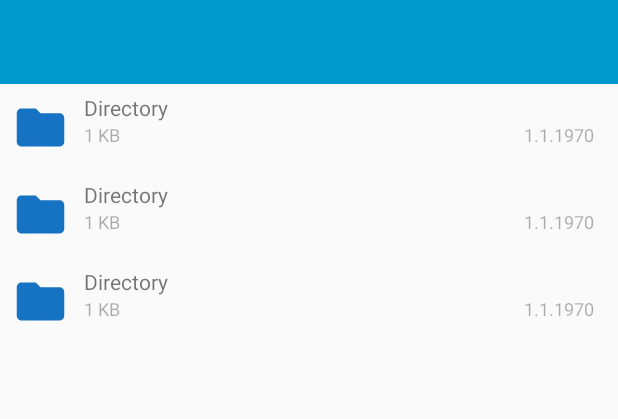
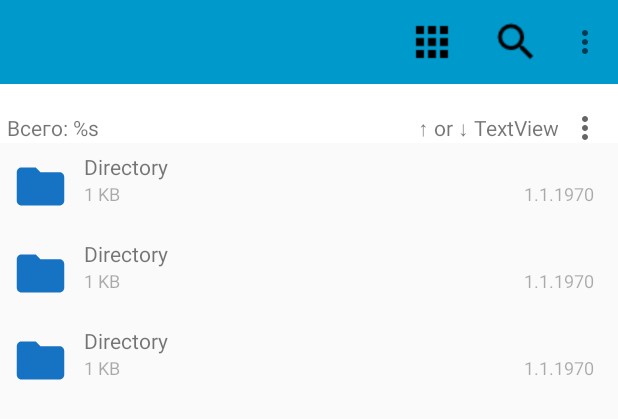
Before and after one commit to Rikki1004/TeleDisk3, an Android app: the layout fragment_list_files.xml on its own in the app's theme, with its tools: preview values and no code run, on a phone screen of 412 x 824 dp. Shown: the top 419 px of the screen. Run offline under Robolectric (Android 15) with nearby library versions, the light colour scheme and no system bars.

Commit message:
start create filters

```diff
--- a/app/src/main/java/com/rikkimikki/teledisk/presentation/main/ListFileViewModel.kt
+++ b/app/src/main/java/com/rikkimikki/teledisk/presentation/main/ListFileViewModel.kt
@@ -52,7 +52,7 @@ class ListFileViewModel(application: Application):AndroidViewModel(application)
     var needPressBackButton = MutableLiveData<Unit>()
 
     val selectedItems = mutableListOf<TdObject>()
-    private lateinit var currentDirectory : TdObject
+    lateinit var currentDirectory : TdObject
 
     private val contentResolver by lazy {
         application.contentResolver
@@ -112,11 +112,9 @@ init {
         viewModelScope.launch { getLocalFilesUseCase(path) }
     }
     fun clickArrow(){
-        val a = currentDirectory
-        val b = currentDirectory.path.substringBeforeLast("/")
-        if (currentDirectory.is_local() && currentDirectory.path != "/storage/emulated/0")
+        if (currentDirectory.is_local() && currentDirectory.path != "/storage/emulated/0" && currentDirectory.name.isNotBlank())
             getLocalFiles(currentDirectory.path.substringBeforeLast("/"))
-        else if (!currentDirectory.is_local() && currentDirectory.path != "/"){
+        else if (!currentDirectory.is_local() && currentDirectory.path != "/" && currentDirectory.name.isNotBlank()){
             var tempPath = currentDirectory.path.substringBeforeLast("/")
             if (tempPath.isBlank()) tempPath = "/"
             getRemoteFiles(currentDirectory.groupID, tempPath)
@@ -124,13 +122,14 @@ init {
 
         else
             needPressBackButton.value = Unit
-        println(""+a+b)
     }
 
     fun getLocalFilesFiltered(filter:FiltersFromType){
+        currentDirectory = TdObject("",PlaceType.Local,FileType.Folder,filter.name)
         viewModelScope.launch { getAllFilteredLocalFilesUseCase(filter) }
     }
     fun getRemoteFilesFiltered(chatId:Long,filter:FiltersFromType){
+        currentDirectory = TdObject("",PlaceType.TeleDisk,FileType.Folder,filter.name, groupID = chatId)
         viewModelScope.launch { getRemoteFilesFiltered(chatId,filter) }
     }
 
--- a/app/src/main/java/com/rikkimikki/teledisk/presentation/main/ListFilesAdapter.kt
+++ b/app/src/main/java/com/rikkimikki/teledisk/presentation/main/ListFilesAdapter.kt
@@ -46,17 +46,10 @@ class ListFilesAdapter (
         field = value
     }
 
-    class ListFilesViewHolder( val binding: FileItemBinding) : RecyclerView.ViewHolder(binding.root)
-
-
     var onFileClickListener: OnFileClickListener? = null
     var onFileLongClickListener: OnFileLongClickListener? = null
 
 
-    /*var RecyclerView.ViewHolder.type: String
-        get() = this.type
-        set(value1:String) = value = value1
-*/
     private inner class View1ViewHolder(itemView: View) :
         RecyclerView.ViewHolder(itemView) {
 
@@ -264,8 +257,4 @@ class ListFilesAdapter (
         }.toMutableList())
     }
 
-    /*companion object{
-        const val MANAGER_LINEAR = "linear"
-        const val MANAGER_GRID = "grig"
-    }*/
 }
--- a/app/src/main/java/com/rikkimikki/teledisk/presentation/main/ListFilesFragment.kt
+++ b/app/src/main/java/com/rikkimikki/teledisk/presentation/main/ListFilesFragment.kt
@@ -173,7 +173,10 @@ class ListFilesFragment : Fragment() {
 
         viewModel.fileScope.observe(viewLifecycleOwner, Observer {
             //adapter.submitList(null)
+            binding.pathTextView.setText(viewModel.currentDirectory.path)
             if (it.isNotEmpty()){
+                val count = it.size + if (it.any { it.name == ".."}) -1 else 0
+                binding.toolBarTextViewCount.setText(requireActivity().getString(R.string.filter_menu_count_items,count.toString()))
                 //binding.searchViewListFiles.setQuery("",false)
                 //binding.searchViewListFiles.setFocusable(false)
                 adapter.submitList(it.toMutableList())
@@ -238,8 +241,11 @@ class ListFilesFragment : Fragment() {
 
     private fun toolBarSettings() {
         val toolbar = binding.toolbar
-        toolbar.inflateMenu(R.menu.files_action_menu)
-        toolbar.inflateMenu(R.menu.files_action_hidden_menu)
+        val infoToolbar = binding.infoToolbar
+        //toolbar.inflateMenu(R.menu.files_action_menu)
+        //toolbar.inflateMenu(R.menu.files_action_hidden_menu)
+        infoToolbar.overflowIcon = requireActivity().getDrawable(R.drawable.arrow_down_drop_circle_outline_custom)
+        //infoToolbar.setOve
         toolbar.setNavigationIcon(R.drawable.ic_arrow_back_black_18dp)
         toolbar.setNavigationOnClickListener { view ->
             viewModel.clickArrow()
--- a/app/src/main/res/layout/fragment_list_files.xml
+++ b/app/src/main/res/layout/fragment_list_files.xml
@@ -16,8 +16,75 @@
         android:background="@android:color/holo_blue_dark"
         android:navigationIcon="@drawable/ic_arrow_back_black_18dp"
         android:orientation="horizontal"
+        app:menu="@menu/files_action_menu"
         tools:title="downloads/">
 
+    </androidx.appcompat.widget.Toolbar>
+
+    <androidx.appcompat.widget.Toolbar
+        android:id="@+id/pathToolbar"
+        android:layout_width="match_parent"
+        android:layout_height="wrap_content"
+        android:background="@android:color/white"
+        android:minHeight="0dp"
+        android:orientation="horizontal"
+        app:contentInsetStart="5dp"
+        app:contentInsetStartWithNavigation="0dp">
+
+        <HorizontalScrollView
+            android:layout_width="match_parent"
+            android:layout_height="match_parent">
+
+            <LinearLayout
+                android:layout_width="wrap_content"
+                android:layout_height="match_parent"
+                android:orientation="horizontal">
+
+                <TextView
+                    android:id="@+id/pathTextView"
+                    android:layout_width="wrap_content"
+                    android:layout_height="match_parent"
+                    android:layout_marginTop="0dp"
+                    android:text="" />
+            </LinearLayout>
+        </HorizontalScrollView>
+
+    </androidx.appcompat.widget.Toolbar>
+
+    <androidx.appcompat.widget.Toolbar
+        android:id="@+id/infoToolbar"
+        android:layout_width="match_parent"
+        android:layout_height="wrap_content"
+        android:background="@android:color/white"
+        android:minHeight="0dp"
+        android:orientation="horizontal"
+        app:contentInsetStart="5dp"
+        app:contentInsetStartWithNavigation="0dp"
+        app:maxButtonHeight="20dp"
+        app:menu="@menu/files_action_hidden_menu">
+
+        <LinearLayout
+            android:layout_width="match_parent"
+            android:layout_height="match_parent"
+            android:gravity="clip_horizontal"
+            android:orientation="horizontal">
+
+            <TextView
+                android:id="@+id/toolBarTextViewCount"
+                android:layout_width="wrap_content"
+                android:layout_height="match_parent"
+                android:layout_marginTop="0dp"
+                android:layout_weight="1"
+                tools:text="@string/filter_menu_count_items" />
+
+            <TextView
+                android:id="@+id/toolBarTextViewFilter"
+                android:layout_width="wrap_content"
+                android:layout_height="wrap_content"
+                android:layout_weight="1"
+                android:gravity="right"
+                tools:text="↑ or ↓ TextView" />
+        </LinearLayout>
     </androidx.appcompat.widget.Toolbar>
 
 
@@ -27,6 +94,7 @@
         android:id="@+id/searchViewListFiles"
         android:iconifiedByDefault="false"/>-->
 
+
     <androidx.recyclerview.widget.RecyclerView
         android:id="@+id/recycleViewListFiles"
         android:layout_width="match_parent"
--- a/app/src/main/res/menu/files_action_hidden_menu.xml
+++ b/app/src/main/res/menu/files_action_hidden_menu.xml
@@ -2,13 +2,19 @@
 <menu xmlns:android="http://schemas.android.com/apk/res/android"
     xmlns:app="http://schemas.android.com/apk/res-auto">
     <item
-        android:id="@+id/action_settings"
-        android:icon="@drawable/ic_folder_vector"
-        android:title="abc1"
+        android:id="@+id/action_filter_time"
+        android:title="@string/filter_menu_time"
         app:showAsAction="never"/>
     <item
-        android:id="@+id/action_done"
-        android:icon="@drawable/ic_folder_vector"
-        android:title="abc2"
+        android:id="@+id/action_filter_size"
+        android:title="@string/filter_menu_size"
+        app:showAsAction="never"/>
+    <item
+        android:id="@+id/action_filter_name"
+        android:title="@string/filter_menu_name"
+        app:showAsAction="never"/>
+    <item
+        android:id="@+id/action_filter_type"
+        android:title="@string/filter_menu_type"
         app:showAsAction="never"/>
 </menu>
--- a/app/src/main/res/menu/files_action_menu.xml
+++ b/app/src/main/res/menu/files_action_menu.xml
@@ -23,4 +23,17 @@
         app:showAsAction="always"/>
 
 
+
+    <item
+        android:id="@+id/action_settings"
+        android:icon="@drawable/ic_folder_vector"
+        android:title="abc1"
+        app:showAsAction="never"/>
+    <item
+        android:id="@+id/action_done"
+        android:icon="@drawable/ic_folder_vector"
+        android:title="abc2"
+        app:showAsAction="never"/>
+
+
 </menu>
--- a/app/src/main/res/values/strings.xml
+++ b/app/src/main/res/values/strings.xml
@@ -17,4 +17,12 @@
     <string name="documents_source">Documents</string>
     <string name="music_source">Music</string>
     <string name="apps_source">Apps</string>
+
+    <string name="filter_menu_time">Время изменения</string>
+    <string name="filter_menu_name">Имя файла</string>
+    <string name="filter_menu_type">Тип</string>
+    <string name="filter_menu_size">Размер</string>
+    <string name="filter_menu_count_items">Всего: %s</string>
+    <string name="filter_menu_arrow_down">↓</string>
+    <string name="filter_menu_arrow_up">↑</string>
 </resources>
--- a/app/src/main/res/values/styles.xml
+++ b/app/src/main/res/values/styles.xml
@@ -6,6 +6,7 @@
         <item name="colorPrimary">@color/colorPrimary</item>
         <item name="colorPrimaryDark">@color/colorPrimaryDark</item>
         <item name="colorAccent">@color/colorAccent</item>
+        <!--<item name="android:actionOverflowButtonStyle">@style/MyActionButtonOverflow</item>-->
     </style>
 
     <style name="Theme_Dialog" parent="android:Theme.Holo.Dialog">
@@ -13,4 +14,11 @@
         <item name="android:windowMinWidthMinor">90%</item>
     </style>
 
+    <!--<style name="MyActionButtonOverflow" parent="android:style/Widget.Holo.Light.ActionButton.Overflow">
+        <item name="android:src">@drawable/arrow_down_drop_circle_outline_custom</item>
+        &lt;!&ndash;<item name="android:scaleType">fitXY</item>&ndash;&gt;
+        <item name="android:adjustViewBounds">true</item>
+    </style>-->
+
+
 </resources>
```
Also changed, not shown: app/src/main/res/drawable/arrow_down_drop_circle_outline_custom.png (added), app/src/main/res/drawable/ic_arrow_drop_down_circle_black_18dp.png (deleted), app/src/main/res/drawable/ic_arrow_upward_black_18dp_down.png (added), app/src/main/res/drawable/ic_arrow_upward_black_18dp_up.png (added).
